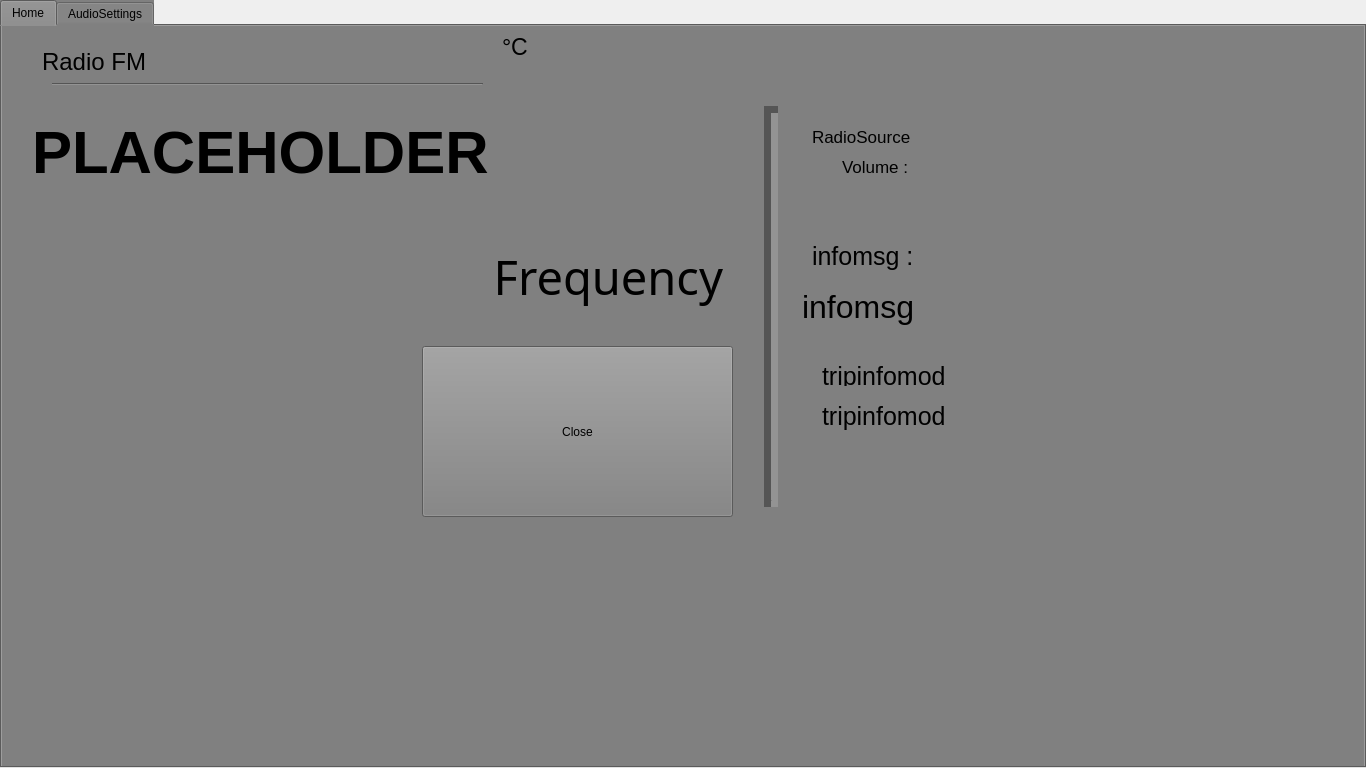
lucastu/Dashboard-python-can, file Dashboard/interface.ui: the form before one commit.
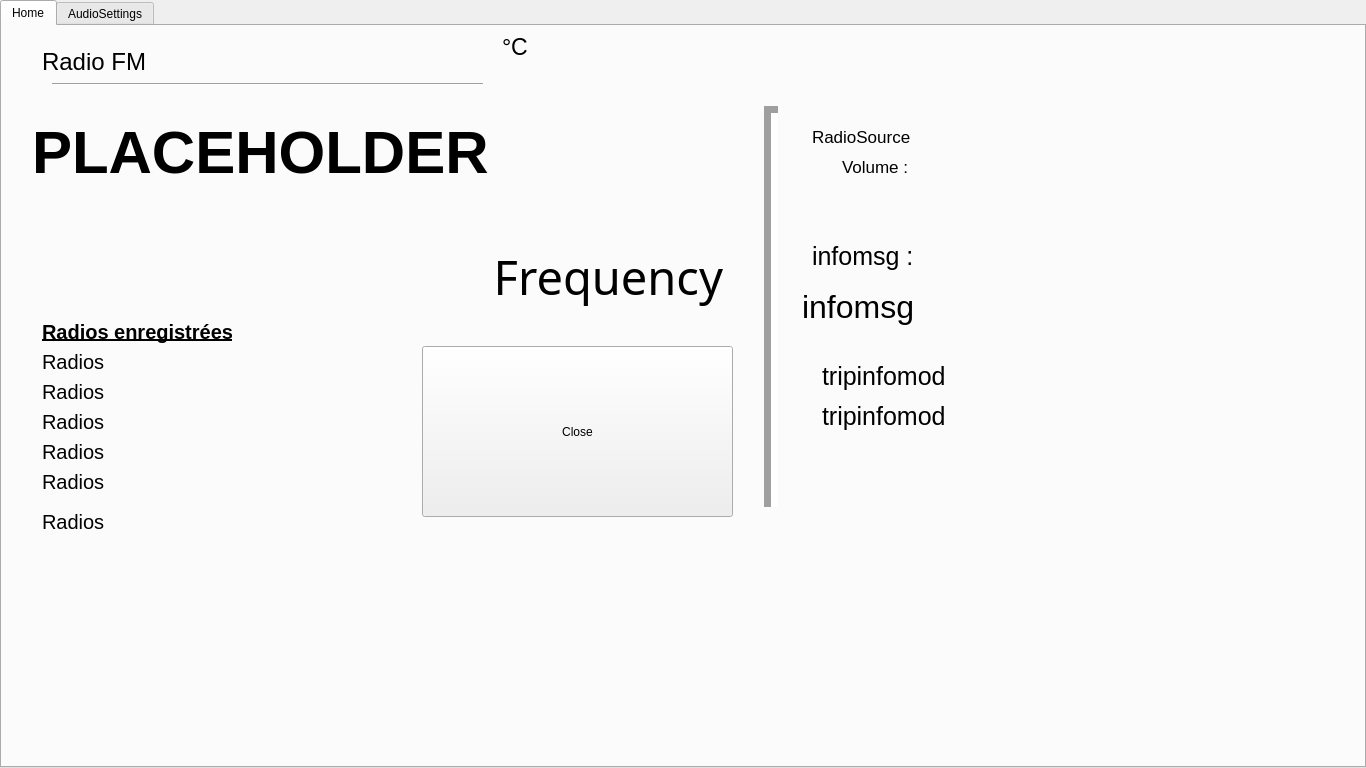
The form after the commit. The open tabs and pages were chosen to show the change. Icons and pictures are not drawn.

Commit message: Trying to make a background

Diff of the .ui file:
```diff
--- a/Dashboard/interface.ui
+++ b/Dashboard/interface.ui
@@ -14,7 +14,10 @@
    <string>MainWindow</string>
   </property>
   <property name="styleSheet">
-   <string notr="true">background: url(:/home/pi/lucas/bg.png)</string>
+   <string notr="true"/>
+  </property>
+  <property name="tabShape">
+   <enum>QTabWidget::Triangular</enum>
   </property>
   <widget class="QWidget" name="centralwidget">
    <widget class="QTabWidget" name="tabWidget">
@@ -33,7 +36,7 @@
      </sizepolicy>
     </property>
     <property name="styleSheet">
-     <string notr="true">background-color: grey </string>
+     <string notr="true"/>
     </property>
     <property name="currentIndex">
      <number>1</number>
@@ -325,6 +328,153 @@
        <string>RadioSource : </string>
       </property>
      </widget>
+     <widget class="QLabel" name="label_12">
+      <property name="geometry">
+       <rect>
+        <x>40</x>
+        <y>290</y>
+        <width>221</width>
+        <height>31</height>
+       </rect>
+      </property>
+      <property name="font">
+       <font>
+        <pointsize>15</pointsize>
+        <weight>75</weight>
+        <bold>true</bold>
+        <underline>true</underline>
+       </font>
+      </property>
+      <property name="text">
+       <string>Radios enregistrées</string>
+      </property>
+     </widget>
+     <widget class="QLabel" name="radioList0">
+      <property name="geometry">
+       <rect>
+        <x>40</x>
+        <y>320</y>
+        <width>221</width>
+        <height>31</height>
+       </rect>
+      </property>
+      <property name="font">
+       <font>
+        <pointsize>15</pointsize>
+        <weight>50</weight>
+        <bold>false</bold>
+        <underline>false</underline>
+       </font>
+      </property>
+      <property name="text">
+       <string>Radios </string>
+      </property>
+     </widget>
+     <widget class="QLabel" name="radioList1">
+      <property name="geometry">
+       <rect>
+        <x>40</x>
+        <y>350</y>
+        <width>221</width>
+        <height>31</height>
+       </rect>
+      </property>
+      <property name="font">
+       <font>
+        <pointsize>15</pointsize>
+        <weight>50</weight>
+        <bold>false</bold>
+        <underline>false</underline>
+       </font>
+      </property>
+      <property name="text">
+       <string>Radios </string>
+      </property>
+     </widget>
+     <widget class="QLabel" name="radioList2">
+      <property name="geometry">
+       <rect>
+        <x>40</x>
+        <y>380</y>
+        <width>221</width>
+        <height>31</height>
+       </rect>
+      </property>
+      <property name="font">
+       <font>
+        <pointsize>15</pointsize>
+        <weight>50</weight>
+        <bold>false</bold>
+        <underline>false</underline>
+       </font>
+      </property>
+      <property name="text">
+       <string>Radios </string>
+      </property>
+     </widget>
+     <widget class="QLabel" name="radioList3">
+      <property name="geometry">
+       <rect>
+        <x>40</x>
+        <y>410</y>
+        <width>221</width>
+        <height>31</height>
+       </rect>
+      </property>
+      <property name="font">
+       <font>
+        <pointsize>15</pointsize>
+        <weight>50</weight>
+        <bold>false</bold>
+        <underline>false</underline>
+       </font>
+      </property>
+      <property name="text">
+       <string>Radios </string>
+      </property>
+     </widget>
+     <widget class="QLabel" name="radioList4">
+      <property name="geometry">
+       <rect>
+        <x>40</x>
+        <y>440</y>
+        <width>221</width>
+        <height>31</height>
+       </rect>
+      </property>
+      <property name="font">
+       <font>
+        <pointsize>15</pointsize>
+        <weight>50</weight>
+        <bold>false</bold>
+        <underline>false</underline>
+       </font>
+      </property>
+      <property name="text">
+       <string>Radios </string>
+      </property>
+     </widget>
+     <widget class="QLabel" name="radioList5">
+      <property name="geometry">
+       <rect>
+        <x>40</x>
+        <y>480</y>
+        <width>221</width>
+        <height>31</height>
+       </rect>
+      </property>
+      <property name="font">
+       <font>
+        <pointsize>15</pointsize>
+        <weight>50</weight>
+        <bold>false</bold>
+        <underline>false</underline>
+       </font>
+      </property>
+      <property name="text">
+       <string>Radios </string>
+      </property>
+     </widget>
     </widget>
     <widget class="QWidget" name="AudioSettings">
      <attribute name="title">
```
Left out of the diff: 6 changed lines with no effect on the pictures. The commit also changes 5 other files.
